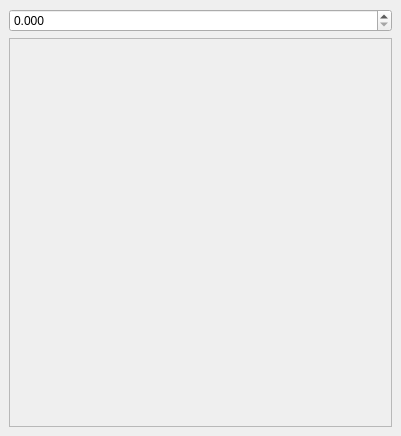
Above: ui/clipconfig.ui from jonasstein/clip before the change. Below: the same form after it.
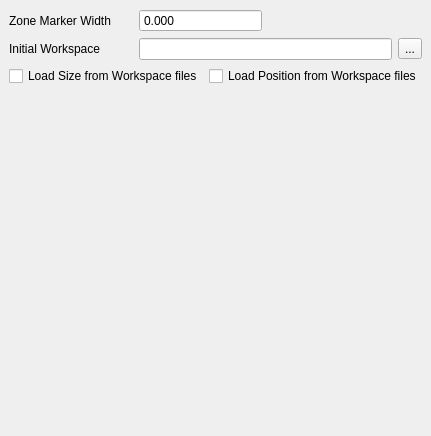
That is the form after the change. Icons and pictures are not drawn.

```diff
--- a/ui/clipconfig.ui
+++ b/ui/clipconfig.ui
@@ -14,35 +14,97 @@
    <string>MainWindow</string>
   </property>
   <widget class="QWidget" name="centralwidget">
-   <layout class="QGridLayout" name="gridLayout">
+   <layout class="QGridLayout" name="gridLayout_3">
+    <item row="0" column="0" colspan="2">
+     <layout class="QGridLayout" name="gridLayout">
+      <item row="0" column="0">
+       <widget class="QLabel" name="label">
+        <property name="text">
+         <string>Zone Marker Width</string>
+        </property>
+       </widget>
+      </item>
+      <item row="1" column="0">
+       <widget class="QLabel" name="label_2">
+        <property name="text">
+         <string>Initial Workspace</string>
+        </property>
+       </widget>
+      </item>
+      <item row="1" column="1" colspan="2">
+       <widget class="QLineEdit" name="initailCWSFile"/>
+      </item>
+      <item row="1" column="3">
+       <widget class="QToolButton" name="toolButton">
+        <property name="text">
+         <string>...</string>
+        </property>
+        <property name="icon">
+         <iconset resource="../resources/resources.qrc">
+          <normaloff>:/icons/icons/fileopen.png</normaloff>:/icons/icons/fileopen.png</iconset>
+        </property>
+       </widget>
+      </item>
+      <item row="0" column="1">
+       <widget class="QDoubleSpinBox" name="zoneMarkerWidth">
+        <property name="buttonSymbols">
+         <enum>QAbstractSpinBox::NoButtons</enum>
+        </property>
+        <property name="decimals">
+         <number>3</number>
+        </property>
+        <property name="maximum">
+         <double>5.000000000000000</double>
+        </property>
+        <property name="singleStep">
+         <double>0.100000000000000</double>
+        </property>
+       </widget>
+      </item>
+      <item row="0" column="2" colspan="2">
+       <spacer name="horizontalSpacer">
+        <property name="orientation">
+         <enum>Qt::Horizontal</enum>
+        </property>
+        <property name="sizeHint" stdset="0">
+         <size>
+          <width>40</width>
+          <height>20</height>
+         </size>
+        </property>
+       </spacer>
+      </item>
+     </layout>
+    </item>
     <item row="1" column="0">
-     <widget class="QScrollArea" name="scrollArea">
-      <property name="widgetResizable">
-       <bool>true</bool>
+     <widget class="QCheckBox" name="loadSize">
+      <property name="text">
+       <string>Load Size from Workspace files</string>
       </property>
-      <widget class="QWidget" name="scrollAreaWidgetContents">
-       <property name="geometry">
-        <rect>
-         <x>0</x>
-         <y>0</y>
-         <width>381</width>
-         <height>369</height>
-        </rect>
-       </property>
-      </widget>
      </widget>
     </item>
-    <item row="0" column="0">
-     <widget class="QDoubleSpinBox" name="zoneMarkerWidth">
-      <property name="decimals">
-       <number>3</number>
+    <item row="1" column="1">
+     <widget class="QCheckBox" name="loadPosition">
+      <property name="text">
+       <string>Load Position from Workspace files</string>
       </property>
-      <property name="maximum">
-       <double>5.000000000000000</double>
+     </widget>
+    </item>
+    <item row="2" column="0" colspan="2">
+     <widget class="QFrame" name="colorFrame">
+      <property name="sizePolicy">
+       <sizepolicy hsizetype="Preferred" vsizetype="MinimumExpanding">
+        <horstretch>0</horstretch>
+        <verstretch>0</verstretch>
+       </sizepolicy>
       </property>
-      <property name="singleStep">
-       <double>0.100000000000000</double>
+      <property name="frameShape">
+       <enum>QFrame::NoFrame</enum>
       </property>
+      <property name="frameShadow">
+       <enum>QFrame::Raised</enum>
+      </property>
+      <layout class="QGridLayout" name="gridLayout_2"/>
      </widget>
     </item>
    </layout>
```
Left out of the diff: 8 changed lines with no effect on the pictures.
